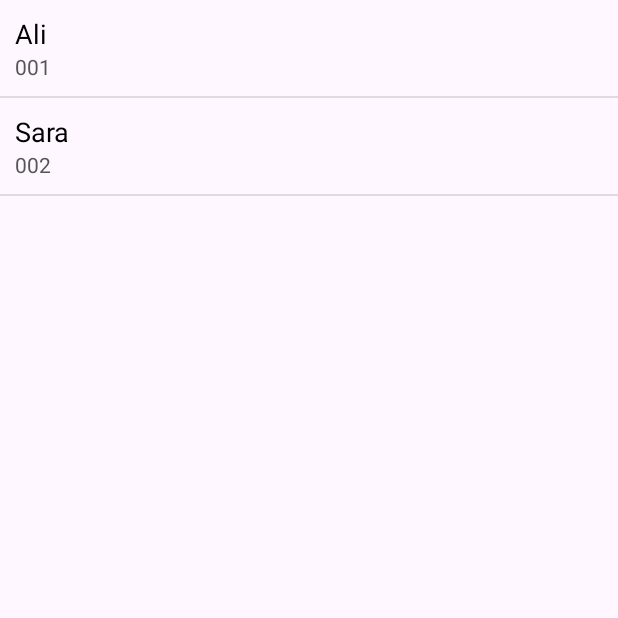
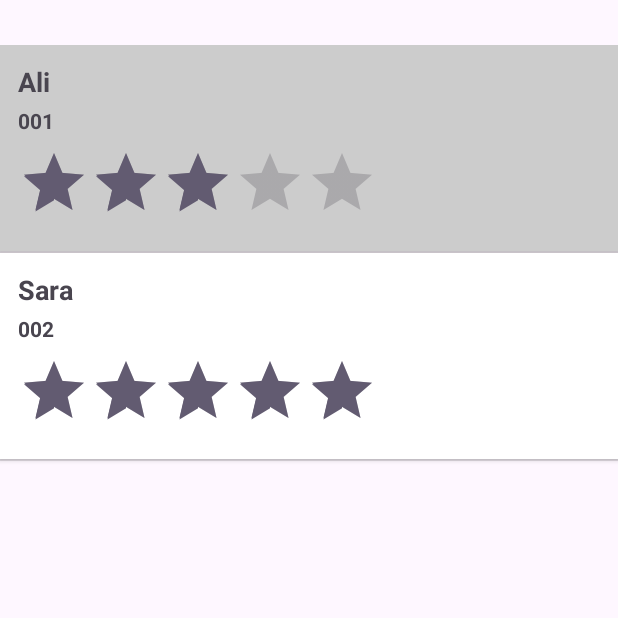
Before and after one commit to DouaeBakkali269/TP4_Dev_Mobile, an Android app: the screen it shows after launch (NewsActivity), on a phone screen of 412 x 824 dp, the top half of it. Run offline under Robolectric (Android 15) with nearby library versions, the phone set to English and light mode, and no system bars.

```diff
--- a/AndroidStudioProjects/Exo4/app/build.gradle
+++ b/AndroidStudioProjects/Exo4/app/build.gradle
@@ -37,4 +37,6 @@ dependencies {
     testImplementation libs.junit
     androidTestImplementation libs.ext.junit
     androidTestImplementation libs.espresso.core
+    implementation 'androidx.appcompat:appcompat:1.2.0'
+    implementation 'androidx.recyclerview:recyclerview:1.2.0'
 }
--- a/AndroidStudioProjects/Exo4/app/src/main/java/com/example/exo4/EditActivity.java
+++ b/AndroidStudioProjects/Exo4/app/src/main/java/com/example/exo4/EditActivity.java
@@ -5,11 +5,13 @@ import android.content.Intent;
 import android.os.Bundle;
 import android.view.View;
 import android.widget.EditText;
+import android.widget.RatingBar;
 
 public class EditActivity extends Activity {
     private int position = -1;
     private EditText nomEdit;
     private EditText codeEdit;
+    private RatingBar ratingBar; // Nouveau RatingBar
     private EtudiantsApplication app;
 
     @Override
@@ -19,6 +21,7 @@ public class EditActivity extends Activity {
 
         nomEdit = findViewById(R.id.nom_edit);
         codeEdit = findViewById(R.id.code_edit);
+        ratingBar = findViewById(R.id.ratingBar); // Initialiser le RatingBar
 
         app = (EtudiantsApplication) getApplication();
         Intent intent = getIntent();
@@ -29,6 +32,7 @@ public class EditActivity extends Activity {
                 Etudiant etudiant = app.getEtudiants().get(position);
                 nomEdit.setText(etudiant.getNom());
                 codeEdit.setText(etudiant.getCode());
+                ratingBar.setRating(etudiant.getNiveau()); // Afficher le niveau
             }
         }
     }
@@ -36,11 +40,13 @@ public class EditActivity extends Activity {
     public void onValider(View view) {
         String nom = nomEdit.getText().toString().trim();
         String code = codeEdit.getText().toString().trim();
+        float niveau = ratingBar.getRating(); // Récupérer la valeur du RatingBar
 
         if (!nom.isEmpty() && !code.isEmpty()) {
             Intent resultIntent = new Intent();
             resultIntent.putExtra("nom", nom);
             resultIntent.putExtra("code", code);
+            resultIntent.putExtra("niveau", niveau); // Ajouter la valeur du RatingBar
             resultIntent.putExtra("position", position);
             setResult(RESULT_OK, resultIntent);
         } else {
--- a/AndroidStudioProjects/Exo4/app/src/main/java/com/example/exo4/Etudiant.java
+++ b/AndroidStudioProjects/Exo4/app/src/main/java/com/example/exo4/Etudiant.java
@@ -4,10 +4,13 @@ package com.example.exo4;
 public class Etudiant {
     private String nom;
     private String code;
+    private int niveau;
 
-    public Etudiant(String nom, String code) {
+
+    public Etudiant(String nom, String code, int niveau) {
         this.nom = nom;
         this.code = code;
+        this.niveau = niveau;
     }
 
     public String getNom() { return nom; }
@@ -15,4 +18,8 @@ public class Etudiant {
 
     public String getCode() { return code; }
     public void setCode(String code) { this.code = code; }
+
+    // Méthodes pour accéder et modifier le niveau
+    public int getNiveau() { return niveau; }
+    public void setNiveau(int niveau) { this.niveau = niveau; }
 }
--- a/AndroidStudioProjects/Exo4/app/src/main/java/com/example/exo4/EtudiantAdapter.java
+++ b/AndroidStudioProjects/Exo4/app/src/main/java/com/example/exo4/EtudiantAdapter.java
@@ -2,10 +2,12 @@ package com.example.exo4;
 
 
 import android.content.Context;
+import android.graphics.Color;
 import android.view.LayoutInflater;
 import android.view.View;
 import android.view.ViewGroup;
 import android.widget.BaseAdapter;
+import android.widget.RatingBar;
 import android.widget.TextView;
 
 import java.util.ArrayList;
@@ -42,11 +44,22 @@ public View getView(int position, View convertView, ViewGroup parent) {
 
     Etudiant etudiant = etudiants.get(position);
 
+    // Récupérer les vues
     TextView tvNom = convertView.findViewById(R.id.nom);
     TextView tvCode = convertView.findViewById(R.id.code);
+    RatingBar ratingBar = convertView.findViewById(R.id.ratingBar); // Nouveau RatingBar
 
+    // Afficher les données
     tvNom.setText(etudiant.getNom());
     tvCode.setText(etudiant.getCode());
+    ratingBar.setRating(etudiant.getNiveau()); // Afficher le niveau
+
+    // Changer la couleur de fond des lignes alternées
+    if (position % 2 == 0) {
+        convertView.setBackgroundColor(Color.LTGRAY); // Lignes paires
+    } else {
+        convertView.setBackgroundColor(Color.WHITE); // Lignes impaires
+    }
 
     return convertView;
 }
--- a/AndroidStudioProjects/Exo4/app/src/main/java/com/example/exo4/EtudiantView.java
+++ b/AndroidStudioProjects/Exo4/app/src/main/java/com/example/exo4/EtudiantView.java
@@ -3,12 +3,13 @@ package com.example.exo4;
 
 import android.content.Context;
 import android.view.LayoutInflater;
+import android.widget.RatingBar;
 import android.widget.RelativeLayout;
 import android.widget.TextView;
-
 public class EtudiantView extends RelativeLayout {
     private TextView nomView;
     private TextView codeView;
+    private RatingBar ratingBar; // Nouveau RatingBar
 
     public EtudiantView(Context context) {
         super(context);
@@ -19,11 +20,13 @@ public class EtudiantView extends RelativeLayout {
     private void findViews() {
         nomView = findViewById(R.id.nom);
         codeView = findViewById(R.id.code);
+        ratingBar = findViewById(R.id.ratingBar); // Initialiser le RatingBar
     }
 
     public void setItem(Etudiant etudiant) {
         nomView.setText(etudiant.getNom());
         codeView.setText(etudiant.getCode());
+        ratingBar.setRating(etudiant.getNiveau()); // Afficher le niveau
     }
 
     public static EtudiantView create(Context context) {
--- a/AndroidStudioProjects/Exo4/app/src/main/java/com/example/exo4/EtudiantsApplication.java
+++ b/AndroidStudioProjects/Exo4/app/src/main/java/com/example/exo4/EtudiantsApplication.java
@@ -4,7 +4,6 @@ package com.example.exo4;
 import android.app.Application;
 
 import java.util.ArrayList;
-
 public class EtudiantsApplication extends Application {
     private final ArrayList<Etudiant> etudiants = new ArrayList<>();
 
@@ -18,7 +17,8 @@ public class EtudiantsApplication extends Application {
 
     public void init() {
         etudiants.clear();
-        etudiants.add(new Etudiant("Ali", "001"));
-        etudiants.add(new Etudiant("Sara", "002"));
+        // Ajout des étudiants avec leur niveau
+        etudiants.add(new Etudiant("Ali", "001", 3)); // Niveau 3
+        etudiants.add(new Etudiant("Sara", "002", 5)); // Niveau 5
     }
 }
--- a/AndroidStudioProjects/Exo4/app/src/main/res/layout/item_etudiant.xml
+++ b/AndroidStudioProjects/Exo4/app/src/main/res/layout/item_etudiant.xml
@@ -1,13 +1,40 @@
-<?xml version="1.0" encoding="utf-8"?>
 <RelativeLayout xmlns:android="http://schemas.android.com/apk/res/android"
-    android:layout_width="match_parent" android:layout_height="wrap_content"
-    android:padding="10dp">
+    android:layout_width="match_parent"
+    android:layout_height="wrap_content"
+    android:layout_marginTop="50dp"
+    android:padding="12dp"
+    android:background="#F5F5F5"
+    android:layout_marginHorizontal="8dp"
+    android:radius="8dp"
+    android:elevation="2dp"
+    android:layout_marginBottom="16dp"
+    android:layout_gravity="center">
 
-    <TextView android:id="@+id/nom"
-        android:layout_width="wrap_content" android:layout_height="wrap_content"
-        android:textSize="18sp" android:textColor="#000"/>
+    <TextView
+        android:id="@+id/nom"
+        android:layout_width="wrap_content"
+        android:layout_height="wrap_content"
+        android:textSize="18sp"
+        android:textStyle="bold"
+        android:layout_marginBottom="4dp" />
 
-    <TextView android:id="@+id/code"
-        android:layout_width="wrap_content" android:layout_height="wrap_content"
-        android:layout_below="@id/nom" android:textSize="14sp" android:textColor="#555"/>
+    <TextView
+        android:id="@+id/code"
+        android:layout_width="wrap_content"
+        android:layout_height="wrap_content"
+        android:layout_below="@id/nom"
+        android:textSize="14sp"
+        android:textStyle="bold"
+ />
+
+    <!-- Nouveau RatingBar -->
+    <RatingBar
+        android:id="@+id/ratingBar"
+        android:layout_width="wrap_content"
+        android:layout_height="wrap_content"
+        android:layout_below="@id/code"
+        android:layout_marginTop="8dp"
+        android:numStars="5"
+        android:stepSize="1"
+        android:isIndicator="true" />
 </RelativeLayout>
--- a/AndroidStudioProjects/Exo4/app/src/main/res/layout/news_activity.xml
+++ b/AndroidStudioProjects/Exo4/app/src/main/res/layout/news_activity.xml
@@ -1,6 +1,7 @@
 <?xml version="1.0" encoding="utf-8"?>
 <LinearLayout xmlns:android="http://schemas.android.com/apk/res/android"
-    android:orientation="vertical" android:layout_width="match_parent" android:layout_height="match_parent">
+    android:orientation="vertical" android:layout_width="match_parent" android:layout_height="match_parent"
+    android:layout_marginTop="30dp">
 
     <TextView android:id="@android:id/empty"
         android:layout_width="match_parent" android:layout_height="wrap_content"
```
Also changed, not shown: AndroidStudioProjects/Exo4/app/src/main/java/com/example/exo4/NewsActivity.java (+26 -20 lines), AndroidStudioProjects/Exo4/app/src/main/res/layout/edit_activity.xml (+11 -2 lines), AndroidStudioProjects/Exo4/build.gradle (line endings or trailing spaces).
